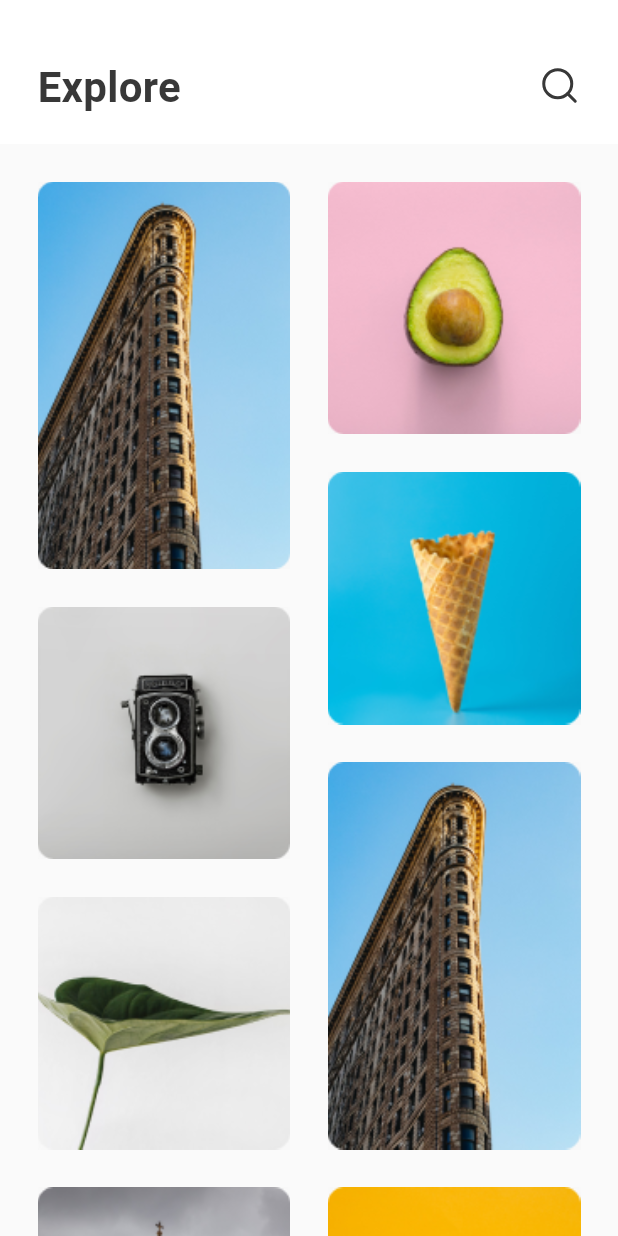
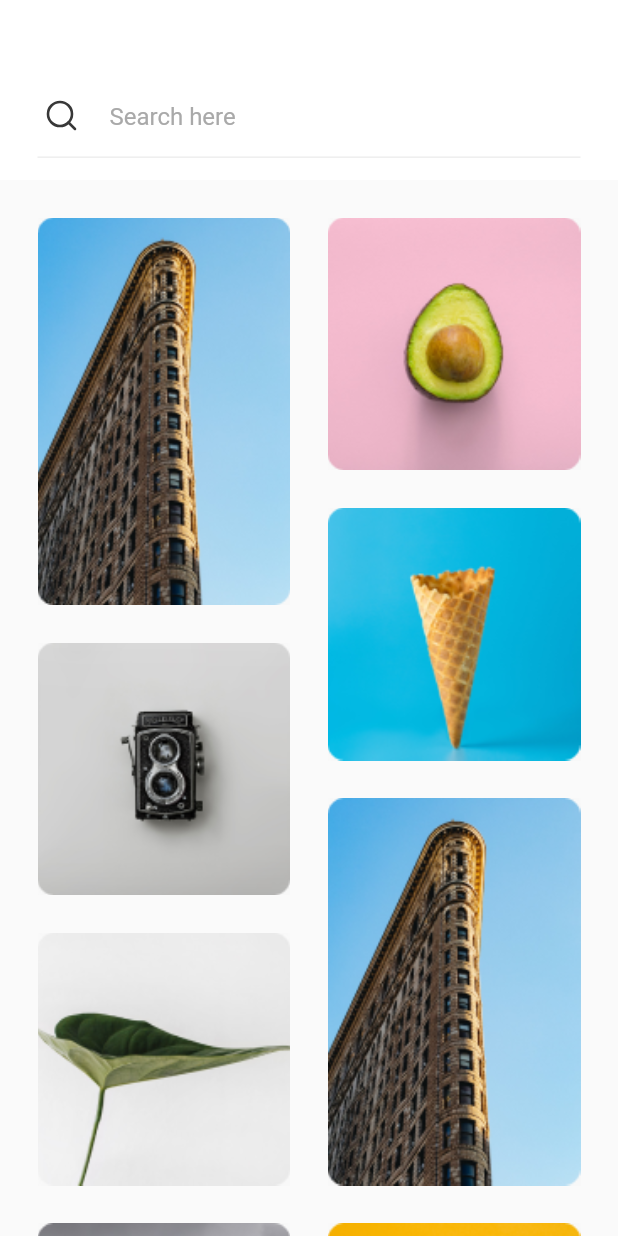
Before and after one commit to KOSSHOH/ZGram, a Flutter app: the ExploreScreen screen opened directly, after a tap on an icon or button, on a phone screen of 412 x 824 dp. Run offline on Flutter 3.47's test engine with Material 2 defaults, Android fonts, the phone set to English and light mode, and no system bars; our stand-ins replace dotted_border, flutter_slidable, flutter_svg, image_picker, percent_indicator, pinput and 4 more; missing offline and left inert: rxbus; accounts and stored records are empty; Roboto replaces fonts that are missing (NunitoSans).

Commit message:
search animation

```diff
--- a/lib/src/ui/menu/explore/explore_screen.dart
+++ b/lib/src/ui/menu/explore/explore_screen.dart
@@ -1,3 +1,4 @@
+import 'dart:async';
 import 'dart:math';
 
 import 'package:flutter/cupertino.dart';
@@ -21,11 +22,29 @@ class _ExploreScreenState extends State<ExploreScreen>
     with AutomaticKeepAliveClientMixin<ExploreScreen> {
   @override
   bool get wantKeepAlive => true;
+  bool isSearch = false;
+  bool isSearchAnim = false;
+  bool isEdit = false;
+  TextEditingController searchController = TextEditingController();
 
   @override
   void initState() {
     exploreBloc.fetchAllExplore();
     super.initState();
+  }
+
+  _ExploreScreenState() {
+    searchController.addListener(() {
+      if (searchController.text.length > 0) {
+        setState(() {
+          isEdit = true;
+        });
+      } else {
+        setState(() {
+          isEdit = false;
+        });
+      }
+    });
   }
 
   @override
@@ -37,16 +56,88 @@ class _ExploreScreenState extends State<ExploreScreen>
         children: [
           Container(
             color: AppTheme.white,
-            height: 96,
+            height: 120,
             padding: EdgeInsets.only(
               left: 25,
               right: 25,
-              bottom: 20,
+              bottom: isSearch ? 15 : 20,
             ),
             child: Column(
               children: [
                 Expanded(child: Container()),
-                Row(
+                isSearch
+                    ? Row(
+                        children: [
+                          AnimatedContainer(
+                            duration: Duration(milliseconds: 300),
+                            width: isSearchAnim
+                                ? 0
+                                : MediaQuery.of(context).size.width - 78,
+                          ),
+                          Expanded(
+                            child: TextFormField(
+                              controller: searchController,
+                              style: Styles.semiBoldLabel(AppTheme.dark),
+                              decoration: InputDecoration(
+                                hintText: "Search here",
+                                hintStyle: Styles.regularLabel(AppTheme.grey),
+                                enabledBorder: UnderlineInputBorder(
+                                  borderSide: BorderSide(
+                                    color: AppTheme.grey40,
+                                    width: 0.5,
+                                  ),
+                                ),
+                                focusedBorder: UnderlineInputBorder(
+                                  borderSide: BorderSide(
+                                    color: AppTheme.grey40,
+                                    width: 0.5,
+                                  ),
+                                ),
+                                prefixIcon: GestureDetector(
+                                  onTap: () {
+                                    if (isEdit) {
+                                      setState(() {
+                                        searchController.text = "";
+                                      });
+                                    } else {
+                                      setState(() {
+                                        isSearchAnim = false;
+                                      });
+
+                                      Timer(Duration(milliseconds: 300), () {
+                                        setState(() {
+                                          setState(() {
+                                            isSearch = false;
+                                          });
+                                        });
+                                      });
+                                    }
+                                  },
+                                  child: Container(
+                                    padding: EdgeInsets.only(
+                                      right: 16,
+                                      bottom: 16,
+                                      top: 16,
+                                    ),
+                                    child: isEdit
+                                        ? SvgPicture.asset(
+                                            "assets/icon/close.svg",
+                                            width: 24,
+                                            height: 24,
+                                          )
+                                        : SvgPicture.asset(
+                                            "assets/icon/search.svg",
+                                            width: 24,
+                                            height: 24,
+                                          ),
+                                  ),
+                                ),
+                              ),
+                            ),
+                          )
+                        ],
+                      )
+                    : Row(
                         children: [
                           Expanded(
                             child: Text(
@@ -55,7 +146,18 @@ class _ExploreScreenState extends State<ExploreScreen>
                             ),
                           ),
                           GestureDetector(
-                      onTap: () {},
+                            onTap: () {
+                              setState(() {
+                                isSearch = true;
+                              });
+                              Timer(Duration(milliseconds: 10), () {
+                                setState(() {
+                                  setState(() {
+                                    isSearchAnim = true;
+                                  });
+                                });
+                              });
+                            },
                             child: SvgPicture.asset(
                               "assets/icon/search.svg",
                             ),
```
Also changed, not shown: assets/icon/close.svg (added). Lines whose indentation alone changed are shown as unchanged.
